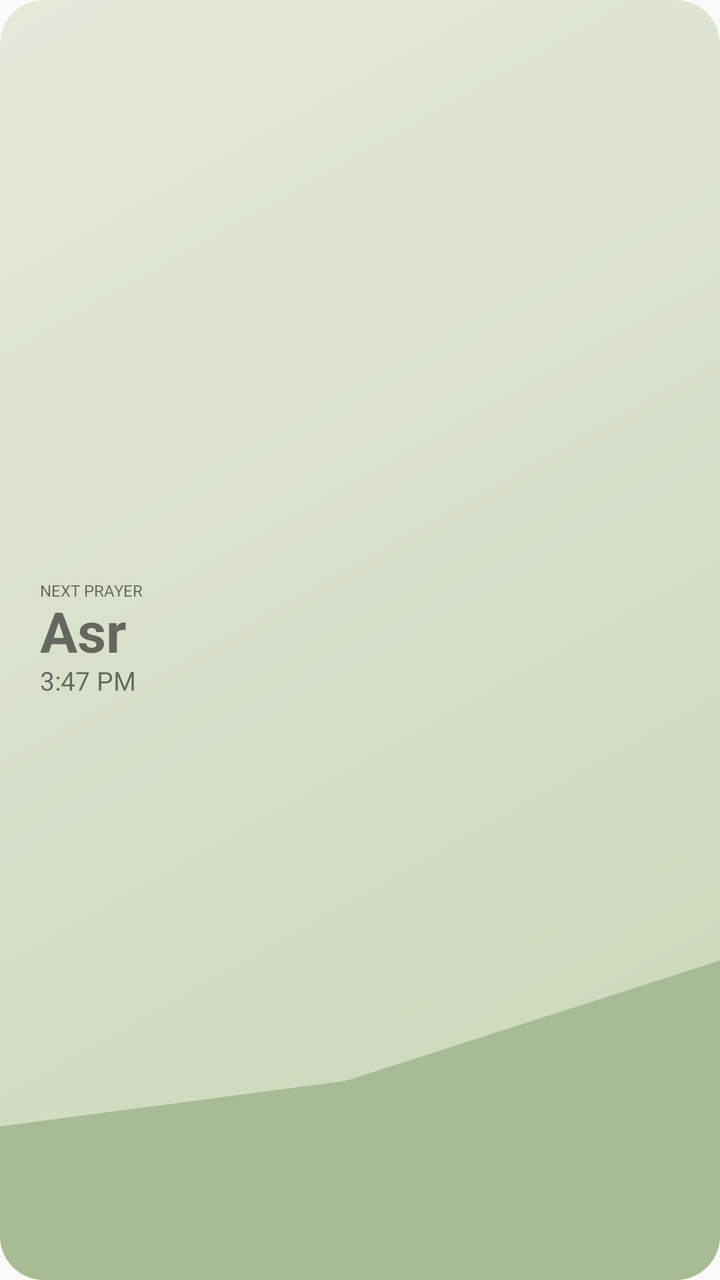
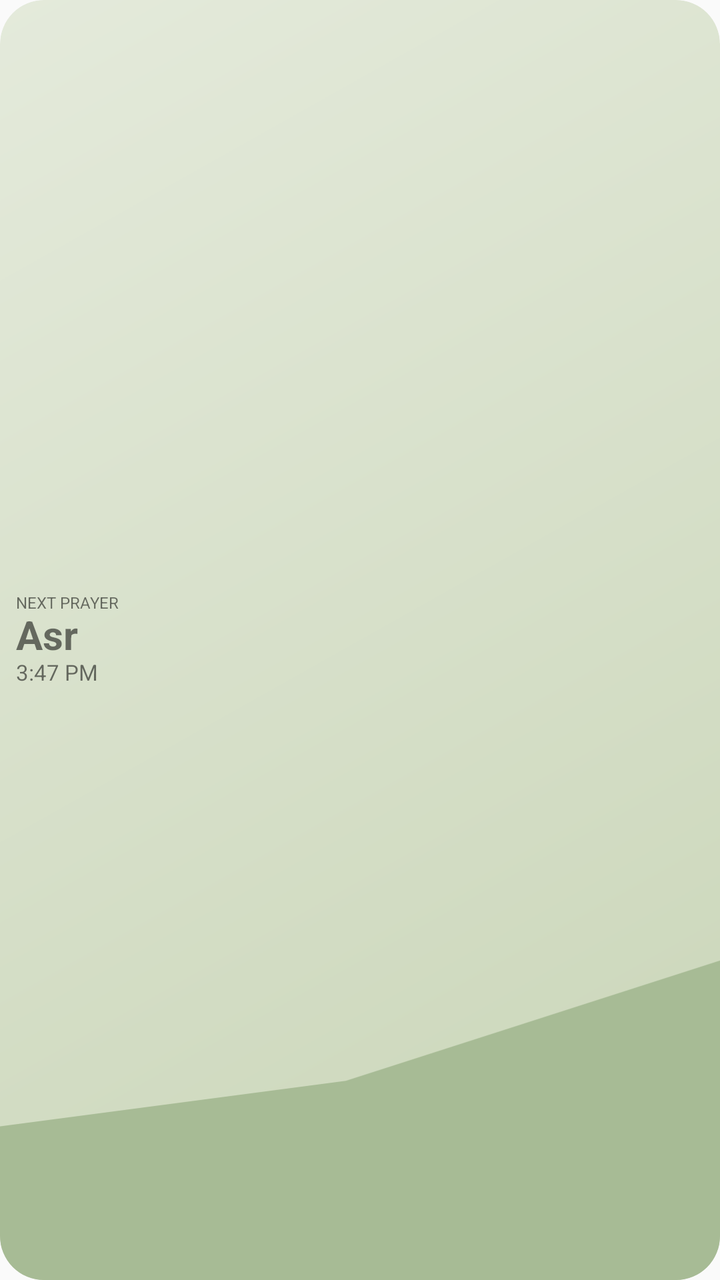

Compare the two renders of this Android layout. The source of the first and the diff that turns it into the second are given below.
<!-- AndroidManifest.xml: application theme AppTheme -->
<!-- res/layout/prayer_widget.xml -->
<?xml version="1.0" encoding="utf-8"?>
<FrameLayout xmlns:android="http://schemas.android.com/apk/res/android" android:layout_width="match_parent" android:layout_height="match_parent">
 <FrameLayout android:id="@+id/widget_root" android:layout_width="match_parent" android:layout_height="match_parent" android:background="@drawable/widget_asr" android:clipToOutline="true">
  <ImageView android:id="@+id/widget_scene" android:layout_width="match_parent" android:layout_height="match_parent" android:src="@drawable/widget_scene_asr" android:scaleType="centerCrop" android:importantForAccessibility="no" />
  <LinearLayout android:layout_width="match_parent" android:layout_height="match_parent" android:orientation="vertical" android:gravity="start|center_vertical" android:paddingStart="20dp" android:paddingEnd="8dp" android:paddingTop="4dp" android:paddingBottom="4dp">
   <TextView android:id="@+id/widget_label" android:layout_width="match_parent" android:layout_height="wrap_content" android:fontFamily="sans-serif" android:text="NEXT PRAYER" android:gravity="start|center_vertical" android:textSize="8sp" android:includeFontPadding="false" android:maxLines="1" />
   <LinearLayout android:layout_width="match_parent" android:layout_height="wrap_content" android:orientation="horizontal" android:gravity="center_vertical">
    <TextView android:id="@+id/widget_prayer" android:layout_width="wrap_content" android:layout_height="wrap_content" android:layout_marginTop="0dp" android:text="Asr" android:textStyle="bold" android:gravity="start|center_vertical" android:textSize="28sp" android:fontFamily="sans-serif" android:maxLines="1" android:includeFontPadding="false" />
   </LinearLayout>
   <TextView android:id="@+id/widget_time" android:layout_width="match_parent" android:layout_height="wrap_content" android:fontFamily="sans-serif" android:text="3:47 PM" android:gravity="start|center_vertical" android:textSize="13sp" android:maxLines="1" android:includeFontPadding="false" />
   <Chronometer android:id="@+id/widget_countdown" android:layout_width="match_parent" android:layout_height="wrap_content" android:layout_marginTop="0dp" android:textSize="8sp" android:format="In %s" android:visibility="gone" android:maxLines="1" android:includeFontPadding="false" />
   <TextView android:id="@+id/widget_location" android:layout_width="wrap_content" android:layout_height="wrap_content" android:visibility="gone" />
   <TextView android:id="@+id/widget_reflection" android:layout_width="wrap_content" android:layout_height="wrap_content" android:visibility="gone" />
  </LinearLayout>
 </FrameLayout>
</FrameLayout>
<!-- resources referenced by this layout -->
<resources>
  <!-- drawable widget_asr (drawable) -->
  <?xml version="1.0" encoding="utf-8"?>
  <shape xmlns:android="http://schemas.android.com/apk/res/android"><corners android:radius="22dp"/><gradient android:startColor="#E4EADB" android:endColor="#C9D5B7" android:angle="315"/></shape>
  <!-- drawable widget_scene_asr (drawable) -->
  <vector xmlns:android="http://schemas.android.com/apk/res/android" android:width="180dp" android:height="90dp" android:viewportWidth="180" android:viewportHeight="90"><path android:fillColor="#F8F0C9" android:pathData="M150,31a16,16 0,1 0,0 32a16,16 0,1 0,0 -32" /><path android:fillColor="#A7BB95" android:pathData="M0,78L28,77L51,81L89,76L117,67L142,72L180,61L180,90L0,90Z" /></vector>
  <style name="AppTheme" parent="Theme.AppCompat.Light.DarkActionBar">
          
          <item name="colorPrimary">@color/colorPrimary</item>
          <item name="colorPrimaryDark">@color/colorPrimaryDark</item>
          <item name="colorAccent">@color/colorAccent</item>
      </style>
</resources>

<!-- the commit's change to res/layout/prayer_widget.xml (unified diff, before → after) -->
@@ -2,12 +2,12 @@
 <FrameLayout xmlns:android="http://schemas.android.com/apk/res/android" android:layout_width="match_parent" android:layout_height="match_parent">
  <FrameLayout android:id="@+id/widget_root" android:layout_width="match_parent" android:layout_height="match_parent" android:background="@drawable/widget_asr" android:clipToOutline="true">
   <ImageView android:id="@+id/widget_scene" android:layout_width="match_parent" android:layout_height="match_parent" android:src="@drawable/widget_scene_asr" android:scaleType="centerCrop" android:importantForAccessibility="no" />
-  <LinearLayout android:layout_width="match_parent" android:layout_height="match_parent" android:orientation="vertical" android:gravity="start|center_vertical" android:paddingStart="20dp" android:paddingEnd="8dp" android:paddingTop="4dp" android:paddingBottom="4dp">
+  <LinearLayout android:layout_width="match_parent" android:layout_height="match_parent" android:orientation="vertical" android:gravity="start|center_vertical" android:paddingStart="8dp" android:paddingEnd="4dp" android:paddingTop="4dp" android:paddingBottom="4dp">
    <TextView android:id="@+id/widget_label" android:layout_width="match_parent" android:layout_height="wrap_content" android:fontFamily="sans-serif" android:text="NEXT PRAYER" android:gravity="start|center_vertical" android:textSize="8sp" android:includeFontPadding="false" android:maxLines="1" />
    <LinearLayout android:layout_width="match_parent" android:layout_height="wrap_content" android:orientation="horizontal" android:gravity="center_vertical">
-    <TextView android:id="@+id/widget_prayer" android:layout_width="wrap_content" android:layout_height="wrap_content" android:layout_marginTop="0dp" android:text="Asr" android:textStyle="bold" android:gravity="start|center_vertical" android:textSize="28sp" android:fontFamily="sans-serif" android:maxLines="1" android:includeFontPadding="false" />
+    <TextView android:id="@+id/widget_prayer" android:layout_width="wrap_content" android:layout_height="wrap_content" android:layout_marginTop="0dp" android:text="Asr" android:textStyle="bold" android:gravity="start|center_vertical" android:textSize="20sp" android:fontFamily="sans-serif" android:maxLines="1" android:includeFontPadding="false" />
    </LinearLayout>
-   <TextView android:id="@+id/widget_time" android:layout_width="match_parent" android:layout_height="wrap_content" android:fontFamily="sans-serif" android:text="3:47 PM" android:gravity="start|center_vertical" android:textSize="13sp" android:maxLines="1" android:includeFontPadding="false" />
+   <TextView android:id="@+id/widget_time" android:layout_width="match_parent" android:layout_height="wrap_content" android:fontFamily="sans-serif" android:text="3:47 PM" android:gravity="start|center_vertical" android:textSize="11sp" android:maxLines="1" android:includeFontPadding="false" />
    <Chronometer android:id="@+id/widget_countdown" android:layout_width="match_parent" android:layout_height="wrap_content" android:layout_marginTop="0dp" android:textSize="8sp" android:format="In %s" android:visibility="gone" android:maxLines="1" android:includeFontPadding="false" />
    <TextView android:id="@+id/widget_location" android:layout_width="wrap_content" android:layout_height="wrap_content" android:visibility="gone" />
    <TextView android:id="@+id/widget_reflection" android:layout_width="wrap_content" android:layout_height="wrap_content" android:visibility="gone" />
